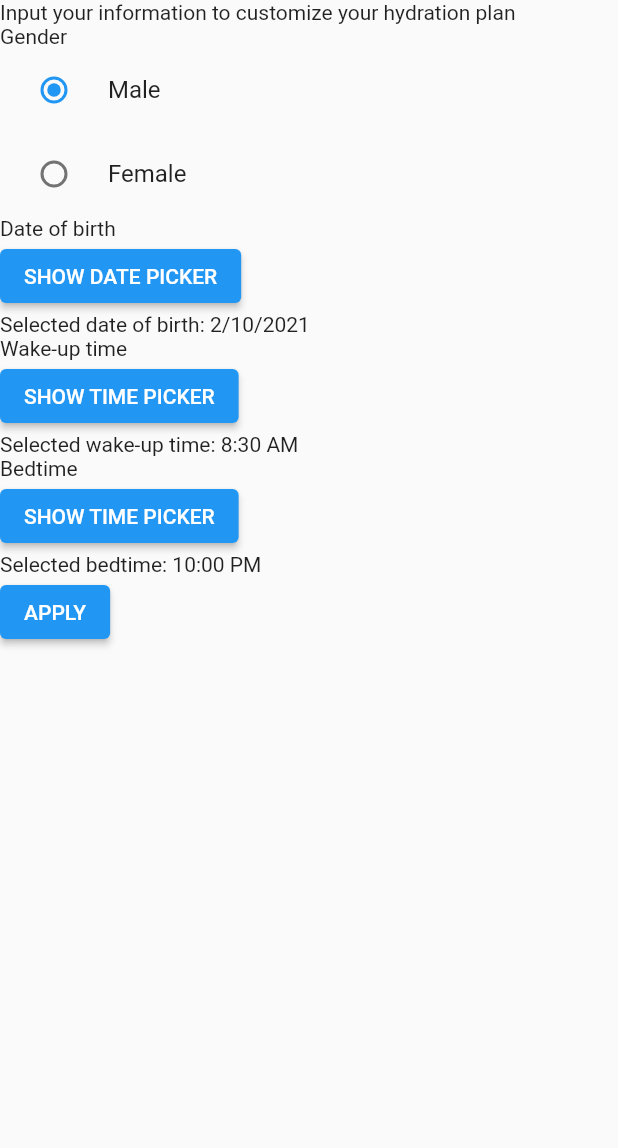
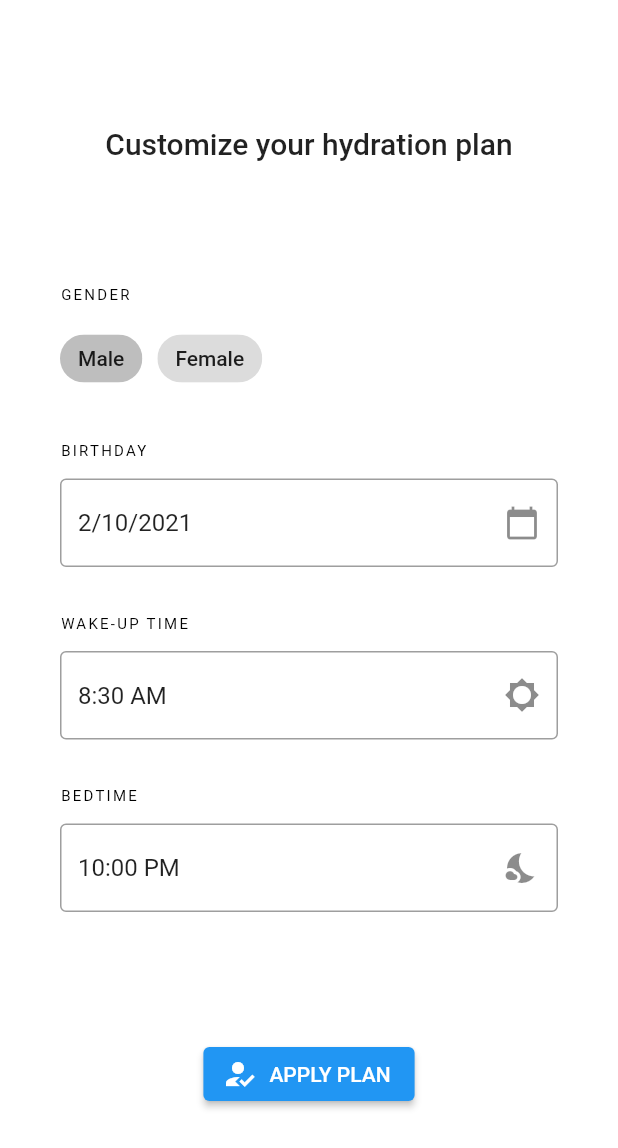
Before and after one commit to japhetobsioma/goldfish, a Flutter app: the screen it shows after launch, on a phone screen of 412 x 824 dp. Shown: the top 1148 px of the screen. Run offline on Flutter 3.47's test engine with Material 2 defaults, Android fonts, the phone set to English and light mode, and no system bars; our stand-ins replace flutter_hooks, hooks_riverpod, sqflite; accounts and stored records are empty.

Commit message:
Change the design of welcome screen
- Refactor and optimize some codes
- Move to responsive design
- Change from 'Date of birth' to 'Birthday

```diff
--- a/lib/main.dart
+++ b/lib/main.dart
@@ -14,12 +14,13 @@ void main() {
 
 class App extends StatelessWidget {
   const App();
+  static const appTitle = 'project goldfish';
 
   @override
   Widget build(BuildContext context) {
     return MaterialApp(
       debugShowCheckedModeBanner: false,
-      title: 'project goldfish',
+      title: appTitle,
       initialRoute: '/',
       routes: {
         '/': (context) => const WelcomeScreen(),
--- a/lib/models/user_information.dart
+++ b/lib/models/user_information.dart
@@ -15,7 +15,7 @@ class UserInformationNotifier extends StateNotifier<UserInformationModel> {
 
   static final _initialState = UserInformationModel(
     gender: Gender.male,
-    dateOfBirth: DateTime.now(),
+    birthday: DateTime.now(),
     age: 0,
     wakeUpTime: TimeOfDay(
       hour: 8,
@@ -31,7 +31,7 @@ class UserInformationNotifier extends StateNotifier<UserInformationModel> {
   void selectGender(Gender gender) {
     state = UserInformationModel(
       gender: gender,
-      dateOfBirth: state.dateOfBirth,
+      birthday: state.birthday,
       age: state.age,
       wakeUpTime: state.wakeUpTime,
       bedtime: state.bedtime,
@@ -39,12 +39,12 @@ class UserInformationNotifier extends StateNotifier<UserInformationModel> {
     );
   }
 
-  void selectDateOfBirth(DateTime date) {
+  void selectBirthday(DateTime date) {
     final age = getAge(date);
 
     state = UserInformationModel(
       gender: state.gender,
-      dateOfBirth: date,
+      birthday: date,
       age: age,
       wakeUpTime: state.wakeUpTime,
       bedtime: state.bedtime,
@@ -64,7 +64,7 @@ class UserInformationNotifier extends StateNotifier<UserInformationModel> {
   void selectWakeUpTime(TimeOfDay time) {
     state = UserInformationModel(
       gender: state.gender,
-      dateOfBirth: state.dateOfBirth,
+      birthday: state.birthday,
       age: state.age,
       wakeUpTime: time,
       bedtime: state.bedtime,
@@ -75,7 +75,7 @@ class UserInformationNotifier extends StateNotifier<UserInformationModel> {
   void selectBedtime(TimeOfDay time) {
     state = UserInformationModel(
       gender: state.gender,
-      dateOfBirth: state.dateOfBirth,
+      birthday: state.birthday,
       age: state.age,
       wakeUpTime: state.wakeUpTime,
       bedtime: time,
@@ -91,7 +91,7 @@ class UserInformationNotifier extends StateNotifier<UserInformationModel> {
 
     state = UserInformationModel(
       gender: state.gender,
-      dateOfBirth: state.dateOfBirth,
+      birthday: state.birthday,
       age: state.age,
       wakeUpTime: state.wakeUpTime,
       bedtime: state.bedtime,
@@ -146,7 +146,7 @@ class UserInformationNotifier extends StateNotifier<UserInformationModel> {
 
   void insertUserInformation() async {
     final gender = state.gender.toString().split('.').last;
-    final dateOfBirth = DateFormat.yMd().format(state.dateOfBirth);
+    final birthday = DateFormat.yMd().format(state.birthday);
 
     final nowDate = DateTime.now();
     final dateWakeUpTime = DateTime(nowDate.year, nowDate.month, nowDate.day,
@@ -159,7 +159,7 @@ class UserInformationNotifier extends StateNotifier<UserInformationModel> {
     final row = <String, dynamic>{
       DatabaseHelper.columnId: 1,
       DatabaseHelper.columnGender: gender,
-      DatabaseHelper.columnDateOfBirth: dateOfBirth,
+      DatabaseHelper.columnBirthday: birthday,
       DatabaseHelper.columnAge: state.age,
       DatabaseHelper.columnWakeUpTime: wakeUpTime,
       DatabaseHelper.columnBedtime: bedtime,
@@ -179,7 +179,7 @@ class UserInformationNotifier extends StateNotifier<UserInformationModel> {
 
 class UserInformationModel {
   final Gender gender;
-  final DateTime dateOfBirth;
+  final DateTime birthday;
   final int age;
   final TimeOfDay wakeUpTime;
   final TimeOfDay bedtime;
@@ -187,7 +187,7 @@ class UserInformationModel {
 
   const UserInformationModel({
     this.gender,
-    this.dateOfBirth,
+    this.birthday,
     this.age,
     this.wakeUpTime,
     this.bedtime,
--- a/lib/screens/welcome.dart
+++ b/lib/screens/welcome.dart
@@ -6,8 +6,8 @@ import 'package:intl/intl.dart';
 
 import '../models/user_information.dart';
 
-final _userInformationProvider = StateNotifierProvider<UserInformationNotifier>(
-    (ref) => UserInformationNotifier());
+final _userInformationProvider =
+    StateNotifierProvider((ref) => UserInformationNotifier());
 
 class WelcomeScreen extends StatelessWidget {
   const WelcomeScreen();
@@ -15,24 +15,185 @@ class WelcomeScreen extends StatelessWidget {
   @override
   Widget build(BuildContext context) {
     return Scaffold(
+      backgroundColor: Colors.white,
       body: SafeArea(
+        child: Container(
+          width: MediaQuery.of(context).size.width,
+          height: MediaQuery.of(context).size.height,
+          child: MediaQuery.of(context).orientation == Orientation.portrait
+              ? PortraitStyleWidget()
+              : LandscapeStyleWidget(),
+        ),
+      ),
+    );
+  }
+}
+
+const welcomeScreenTitleText = 'Customize your hydration plan';
+const genderText = 'GENDER';
+const birthdayText = 'BIRTHDAY';
+const wakeUpTimeText = 'WAKE-UP TIME';
+const bedtimeText = 'BEDTIME';
+
+class LandscapeStyleWidget extends StatelessWidget {
+  const LandscapeStyleWidget();
+
+  @override
+  Widget build(BuildContext context) {
+    return ListView(
+      children: [
+        Padding(
+          padding: const EdgeInsets.symmetric(
+            vertical: 40.0,
+          ),
+          child: Column(
+            children: [
+              Text(
+                welcomeScreenTitleText,
+                style: Theme.of(context).textTheme.headline6,
+              ),
+            ],
+          ),
+        ),
+        Padding(
+          padding: const EdgeInsets.symmetric(
+            horizontal: 40.0,
+          ),
           child: Column(
             crossAxisAlignment: CrossAxisAlignment.start,
             children: [
-            const Text(
-                'Input your information to customize your hydration plan'),
-            const Text('Gender'),
+              Text(
+                genderText,
+                style: Theme.of(context).textTheme.overline,
+              ),
+              const SizedBox(
+                height: 12.0,
+              ),
               const GenderWidget(),
-            const Text('Date of birth'),
-            const DateOfBirthWidget(),
-            const Text('Wake-up time'),
+              const SizedBox(
+                height: 32.0,
+              ),
+              Text(
+                birthdayText,
+                style: Theme.of(context).textTheme.overline,
+              ),
+              const SizedBox(
+                height: 12.0,
+              ),
+              const BirthdayWidget(),
+              const SizedBox(
+                height: 32.0,
+              ),
+              Text(
+                wakeUpTimeText,
+                style: Theme.of(context).textTheme.overline,
+              ),
+              const SizedBox(
+                height: 12.0,
+              ),
               const WakeUpTimeWidget(),
-            const Text('Bedtime'),
+              const SizedBox(
+                height: 32.0,
+              ),
+              Text(
+                bedtimeText,
+                style: Theme.of(context).textTheme.overline,
+              ),
+              const SizedBox(
+                height: 12.0,
+              ),
               const BedtimeWidget(),
+            ],
+          ),
+        ),
+        Padding(
+          padding: const EdgeInsets.symmetric(
+            vertical: 40.0,
+          ),
+          child: Column(
+            children: [
               const ApplyWidget(),
             ],
           ),
         ),
+      ],
+    );
+  }
+}
+
+class PortraitStyleWidget extends StatelessWidget {
+  const PortraitStyleWidget();
+
+  @override
+  Widget build(BuildContext context) {
+    return Column(
+      mainAxisAlignment: MainAxisAlignment.spaceEvenly,
+      children: [
+        Column(
+          children: [
+            Text(
+              welcomeScreenTitleText,
+              style: Theme.of(context).textTheme.headline6,
+            ),
+          ],
+        ),
+        Padding(
+          padding: const EdgeInsets.symmetric(
+            horizontal: 40.0,
+          ),
+          child: Column(
+            crossAxisAlignment: CrossAxisAlignment.start,
+            children: [
+              Text(
+                genderText,
+                style: Theme.of(context).textTheme.overline,
+              ),
+              const SizedBox(
+                height: 12.0,
+              ),
+              const GenderWidget(),
+              const SizedBox(
+                height: 32.0,
+              ),
+              Text(
+                birthdayText,
+                style: Theme.of(context).textTheme.overline,
+              ),
+              const SizedBox(
+                height: 12.0,
+              ),
+              const BirthdayWidget(),
+              const SizedBox(
+                height: 32.0,
+              ),
+              Text(
+                wakeUpTimeText,
+                style: Theme.of(context).textTheme.overline,
+              ),
+              const SizedBox(
+                height: 12.0,
+              ),
+              const WakeUpTimeWidget(),
+              const SizedBox(
+                height: 32.0,
+              ),
+              Text(
+                bedtimeText,
+                style: Theme.of(context).textTheme.overline,
+              ),
+              const SizedBox(
+                height: 12.0,
+              ),
+              const BedtimeWidget(),
+            ],
+          ),
+        ),
+        Column(
+          children: [
+            const ApplyWidget(),
+          ],
+        ),
+      ],
     );
   }
 }
@@ -52,23 +213,23 @@ class GenderWidget extends HookWidget {
   Widget build(BuildContext context) {
     final _genderModel = useProvider(_genderProvider);
 
-    return Column(
-      crossAxisAlignment: CrossAxisAlignment.start,
+    return Row(
       children: [
-        RadioListTile(
-          title: const Text('Male'),
-          value: Gender.male,
-          groupValue: _genderModel,
-          onChanged: (value) {
-            context.read(_userInformationProvider).selectGender(value);
+        ChoiceChip(
+          label: const Text('Male'),
+          selected: _genderModel == Gender.male ? true : false,
+          onSelected: (_) {
+            context.read(_userInformationProvider).selectGender(Gender.male);
           },
         ),
-        RadioListTile(
-          title: const Text('Female'),
-          value: Gender.female,
-          groupValue: _genderModel,
-          onChanged: (value) {
-            context.read(_userInformationProvider).selectGender(value);
+        const SizedBox(
+          width: 10.0,
+        ),
+        ChoiceChip(
+          label: const Text('Female'),
+          selected: _genderModel == Gender.female ? true : false,
+          onSelected: (_) {
+            context.read(_userInformationProvider).selectGender(Gender.female);
           },
         ),
       ],
@@ -76,46 +237,55 @@ class GenderWidget extends HookWidget {
   }
 }
 
-final _dateOfBirthState = Provider<DateTime>((ref) {
-  return ref.watch(_userInformationProvider.state).dateOfBirth;
+final _birthdayState = Provider<DateTime>((ref) {
+  return ref.watch(_userInformationProvider.state).birthday;
 });
 
-final _dateOfBirthProvider = Provider<DateTime>((ref) {
-  return ref.watch(_dateOfBirthState);
+final _birthdayProvider = Provider<DateTime>((ref) {
+  return ref.watch(_birthdayState);
 });
 
-class DateOfBirthWidget extends HookWidget {
-  const DateOfBirthWidget();
+class BirthdayWidget extends HookWidget {
+  const BirthdayWidget();
 
   @override
   Widget build(BuildContext context) {
-    final _dateOfBirthModel = useProvider(_dateOfBirthProvider);
+    final _birthdayModel = useProvider(_birthdayProvider);
 
     Future<void> _showDatePicker() async {
       final _dateNow = DateTime.now();
 
       final _selectedDate = await showDatePicker(
         context: context,
-        initialDate: _dateOfBirthModel,
+        initialDate: _birthdayModel,
         firstDate: DateTime(1905, 1),
         lastDate: DateTime(_dateNow.year, _dateNow.day),
         initialDatePickerMode: DatePickerMode.year,
       );
 
-      if (_selectedDate != null && _selectedDate != _dateOfBirthModel) {
-        context.read(_userInformationProvider).selectDateOfBirth(_selectedDate);
+      if (_selectedDate != null && _selectedDate != _birthdayModel) {
+        context.read(_userInformationProvider).selectBirthday(_selectedDate);
       }
     }
 
     return Column(
-      crossAxisAlignment: CrossAxisAlignment.start,
       children: [
-        ElevatedButton(
-          onPressed: _showDatePicker,
-          child: const Text('SHOW DATE PICKER'),
+        InkWell(
+          splashColor: Colors.transparent,
+          onTap: _showDatePicker,
+          child: IgnorePointer(
+            child: TextFormField(
+              key: Key(_birthdayModel.toString()),
+              initialValue: DateFormat.yMd().format(_birthdayModel),
+              decoration: InputDecoration(
+                border: OutlineInputBorder(),
+                suffixIcon: const Icon(
+                  Icons.calendar_today,
                 ),
-        Text(
-            'Selected date of birth: ${DateFormat.yMd().format(_dateOfBirthModel)}'),
+              ),
+            ),
+          ),
+        ),
       ],
     );
   }
@@ -148,13 +318,23 @@ class WakeUpTimeWidget extends HookWidget {
     }
 
     return Column(
-      crossAxisAlignment: CrossAxisAlignment.start,
       children: [
-        ElevatedButton(
-          onPressed: _showTimePicker,
-          child: const Text('SHOW TIME PICKER'),
+        InkWell(
+          splashColor: Colors.transparent,
+          onTap: _showTimePicker,
+          child: IgnorePointer(
+            child: TextFormField(
+              key: Key(_wakeUpTimeModel.toString()),
+              initialValue: _wakeUpTimeModel.format(context),
+              decoration: InputDecoration(
+                border: OutlineInputBorder(),
+                suffixIcon: const Icon(
+                  Icons.brightness_5,
                 ),
-        Text('Selected wake-up time: ${_wakeUpTimeModel.format(context)}'),
+              ),
+            ),
+          ),
+        ),
       ],
     );
   }
@@ -187,13 +367,23 @@ class BedtimeWidget extends HookWidget {
     }
 
     return Column(
-      crossAxisAlignment: CrossAxisAlignment.start,
       children: [
-        ElevatedButton(
-          onPressed: _showTimePicker,
-          child: const Text('SHOW TIME PICKER'),
+        InkWell(
+          splashColor: Colors.transparent,
+          onTap: _showTimePicker,
+          child: IgnorePointer(
+            child: TextFormField(
+              key: Key(_bedtimeModel.toString()),
+              initialValue: _bedtimeModel.format(context),
+              decoration: InputDecoration(
+                border: OutlineInputBorder(),
+                suffixIcon: const Icon(
+                  Icons.nights_stay,
                 ),
-        Text('Selected bedtime: ${_bedtimeModel.format(context)}'),
+              ),
+            ),
+          ),
+        ),
       ],
     );
   }
@@ -204,13 +394,16 @@ class ApplyWidget extends HookWidget {
 
   @override
   Widget build(BuildContext context) {
-    return ElevatedButton(
+    return ElevatedButton.icon(
       onPressed: () {
         context.read(_userInformationProvider).setWaterIntakeGoal();
         context.read(_userInformationProvider).insertUserInformation();
         context.read(_userInformationProvider).queryAllRows();
       },
-      child: const Text('APPLY'),
+      icon: const Icon(
+        Icons.how_to_reg,
+      ),
+      label: const Text('APPLY PLAN'),
     );
   }
 }
```
Also changed, not shown: lib/models/database_helper.dart (+24 -21 lines). Lines whose indentation alone changed are shown as unchanged.
